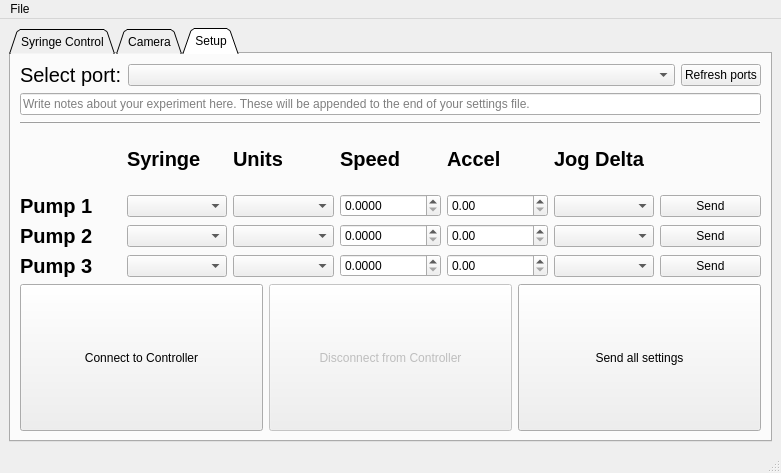
pachterlab/poseidon, file SOFTWARE/poseidon_controller_gui.ui: the form before one commit.
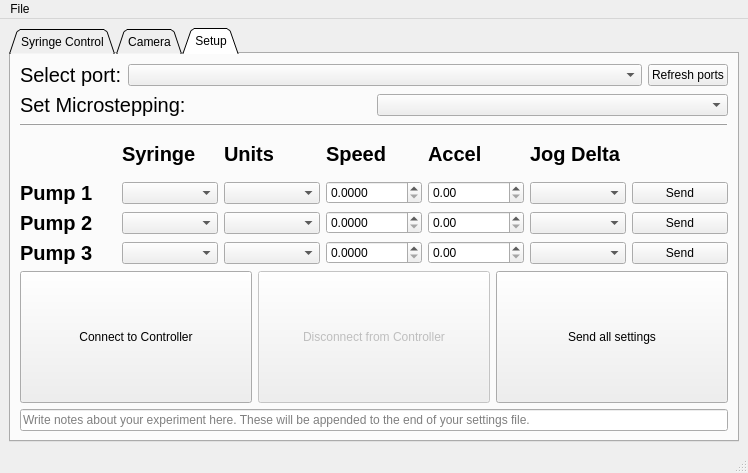
The form after the commit.

Commit message: Can change microstepping value in the GUI, BUT you will still need to make the appropriate hardware changes on the CNC Shield.

Diff of the .ui file:
```diff
--- a/SOFTWARE/poseidon_controller_gui.ui
+++ b/SOFTWARE/poseidon_controller_gui.ui
@@ -6,7 +6,7 @@
    <rect>
     <x>0</x>
     <y>0</y>
-    <width>781</width>
+    <width>748</width>
     <height>473</height>
    </rect>
   </property>
@@ -947,11 +947,23 @@
          </layout>
         </item>
         <item>
-         <widget class="QLineEdit" name="experiment_notes">
-          <property name="placeholderText">
-           <string>Write notes about your experiment here. These will be appended to the end of your settings file.</string>
-          </property>
-         </widget>
+         <layout class="QHBoxLayout" name="horizontalLayout_17">
+          <item>
+           <widget class="QLabel" name="label_5">
+            <property name="font">
+             <font>
+              <pointsize>15</pointsize>
+             </font>
+            </property>
+            <property name="text">
+             <string>Set Microstepping:</string>
+            </property>
+           </widget>
+          </item>
+          <item>
+           <widget class="QComboBox" name="microstepping_DROPDOWN"/>
+          </item>
+         </layout>
         </item>
         <item>
          <widget class="Line" name="line_6">
@@ -1231,6 +1243,13 @@
           </item>
          </layout>
         </item>
+        <item>
+         <widget class="QLineEdit" name="experiment_notes">
+          <property name="placeholderText">
+           <string>Write notes about your experiment here. These will be appended to the end of your settings file.</string>
+          </property>
+         </widget>
+        </item>
        </layout>
       </widget>
      </widget>
@@ -1243,7 +1262,7 @@
     <rect>
      <x>0</x>
      <y>0</y>
-     <width>781</width>
+     <width>748</width>
      <height>22</height>
     </rect>
    </property>
```
The commit also changes 2 other files.
